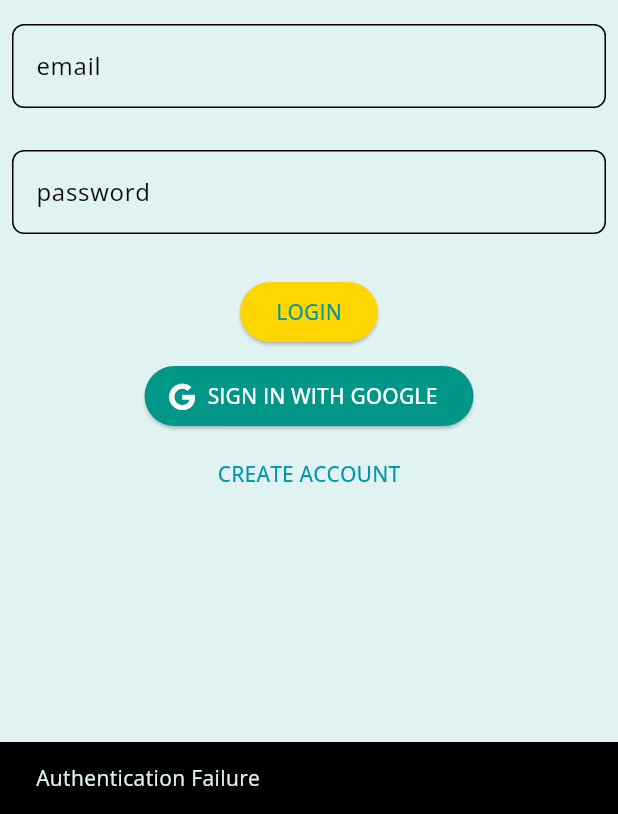
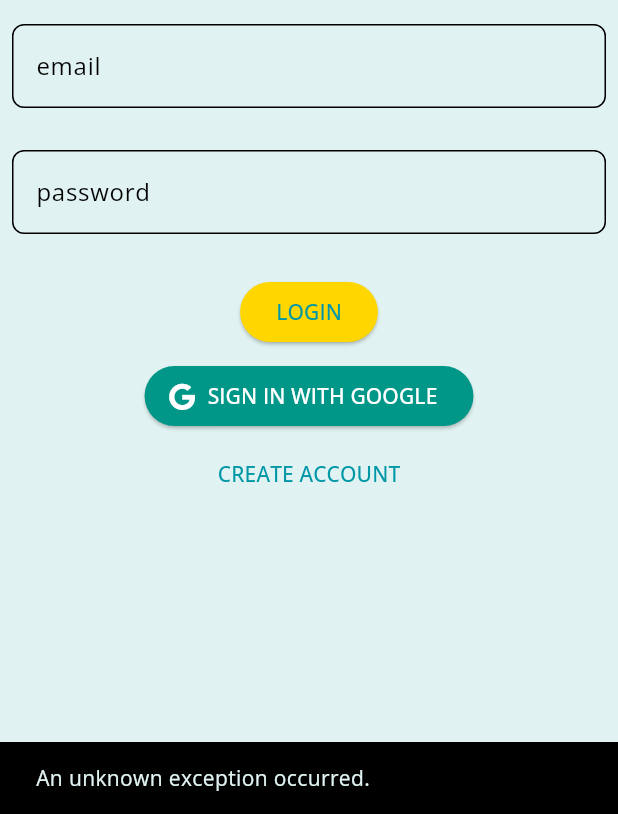
Before and after one commit to tangbing/Flutter-Firebase-Login, a Flutter app: the LoginPage screen opened directly, after a tap on "SIGN IN WITH GOOGLE", on a phone screen of 412 x 824 dp, the part 422-1236 px from its top. Run offline on Flutter 3.47's test engine with Material 3 defaults, Android fonts, the phone set to English and light mode, and no system bars; our stand-ins replace bloc, equatable, firebase_auth, firebase_core, flutter_bloc, font_awesome_flutter and 3 more; missing offline and left inert: flow_builder; accounts and stored records are empty.

Commit message:
fix error

```diff
--- a/flutter_firebase_login/lib/login/view/login_form.dart
+++ b/flutter_firebase_login/lib/login/view/login_form.dart
@@ -69,7 +69,7 @@ class _EmailInput extends StatelessWidget {
 }
 
 class _PasswordInput extends StatelessWidget {
-  const _PasswordInput({super.key});
+ const _PasswordInput({super.key});
 
   @override
   Widget build(BuildContext context) {
--- a/flutter_firebase_login/lib/login/view/login_page.dart
+++ b/flutter_firebase_login/lib/login/view/login_page.dart
@@ -4,6 +4,7 @@ import 'package:authentication_repository/authentication_repository.dart';
 import 'package:flutter/material.dart';
 import 'package:flutter_bloc/flutter_bloc.dart';
 import 'package:flutter_firebase_login/login/bloc/login_cubit.dart';
+import 'package:formz/formz.dart';
 
 import 'login_form.dart';
 
@@ -22,7 +23,14 @@ class LoginPage extends StatelessWidget {
       body: Padding(padding: EdgeInsets.all(8),
         child: BlocProvider(
             create: (context) => LoginCubit(context.read<AuthenticationRepository>()),
-            child: const LoginForm(),
+            child: BlocListener<LoginCubit, LoginState>(
+
+                listener: (BuildContext context, state) {
+                  if (state.status.isSuccess) {
+                    Navigator.of(context).pushReplacementNamed('/home');
+                  }
+                },
+                child: const LoginForm()),
         ),
       ),
     );
--- a/flutter_firebase_login/lib/sign_up/bloc/sign_up_cubit.dart
+++ b/flutter_firebase_login/lib/sign_up/bloc/sign_up_cubit.dart
@@ -33,6 +33,7 @@ class SignUpCubit extends Cubit<SignUpState> {
          email: state.email.value,
          password: state.password.value
      );
+     emit(state.withSubmissionSuccess());
    } on SignUpWithEmailAndPasswordFailure catch (e) {
      emit(state.withSubmissionFailure(e.message));
      debugPrint('error msg: ${e.message}');
--- a/flutter_firebase_login/packages/authentication_repository/lib/src/authentication_repository.dart
+++ b/flutter_firebase_login/packages/authentication_repository/lib/src/authentication_repository.dart
@@ -206,7 +206,7 @@ class AuthenticationRepository {
     } on firebase_auth.FirebaseAuthException catch (e) {
         throw LogInWithGoogleFailure.fromCode(e.code);
     } catch (_) {
-        throw const LogInWithEmailAndPasswordFailure();
+        throw const LogInWithGoogleFailure();
     }
   }
 
```
Also changed, not shown: 3 other files.
